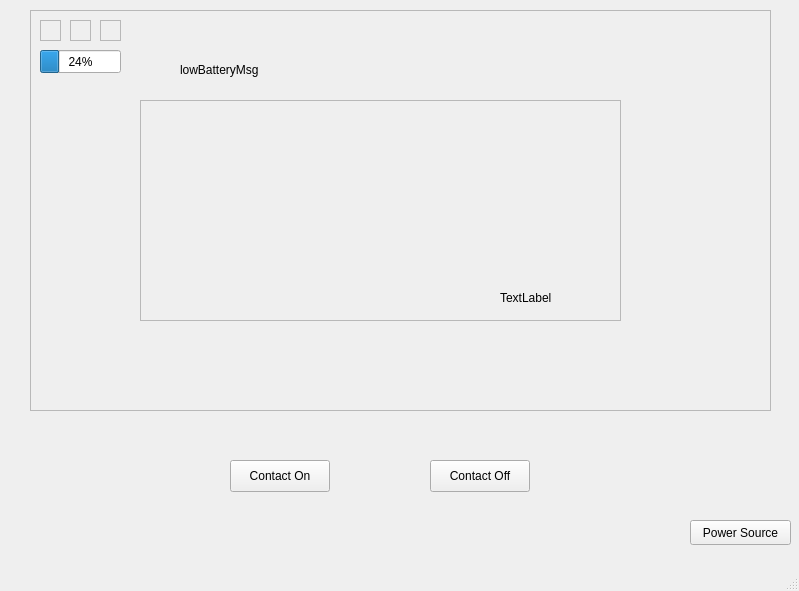
First picture: the form in COMP_3004_Team_24/mainwindow.ui, repository sidbmw/Neureset_Device_Simulator, before the edit.
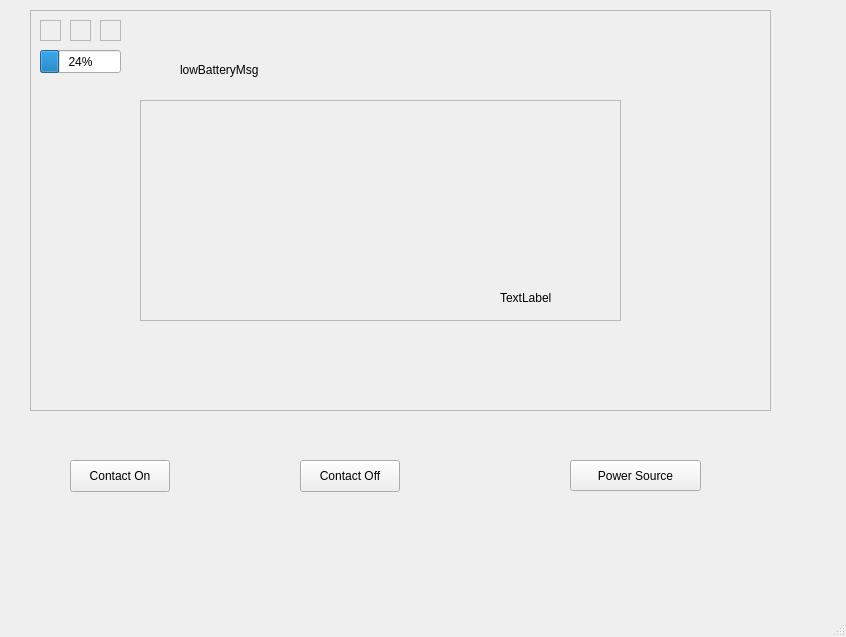
Second picture: the form after the edit. Icons and pictures are not drawn.

Commit message: fixed bug raised by sydney

Diff of the .ui file:
```diff
--- a/COMP_3004_Team_24/mainwindow.ui
+++ b/COMP_3004_Team_24/mainwindow.ui
@@ -6,8 +6,8 @@
    <rect>
     <x>0</x>
     <y>0</y>
-    <width>799</width>
-    <height>591</height>
+    <width>846</width>
+    <height>637</height>
    </rect>
   </property>
   <property name="windowTitle">
@@ -336,7 +336,7 @@
    <widget class="QPushButton" name="contact_on">
     <property name="geometry">
      <rect>
-      <x>230</x>
+      <x>70</x>
       <y>460</y>
       <width>100</width>
       <height>32</height>
@@ -349,7 +349,7 @@
    <widget class="QPushButton" name="contact_off">
     <property name="geometry">
      <rect>
-      <x>430</x>
+      <x>300</x>
       <y>460</y>
       <width>100</width>
       <height>32</height>
@@ -362,10 +362,10 @@
    <widget class="QPushButton" name="powerSourceButton">
     <property name="geometry">
      <rect>
-      <x>690</x>
-      <y>520</y>
-      <width>101</width>
-      <height>25</height>
+      <x>570</x>
+      <y>460</y>
+      <width>131</width>
+      <height>31</height>
      </rect>
     </property>
     <property name="text">
```
Left out of the diff: 4 changed lines with no effect on the pictures. The commit also changes 1 other file.
